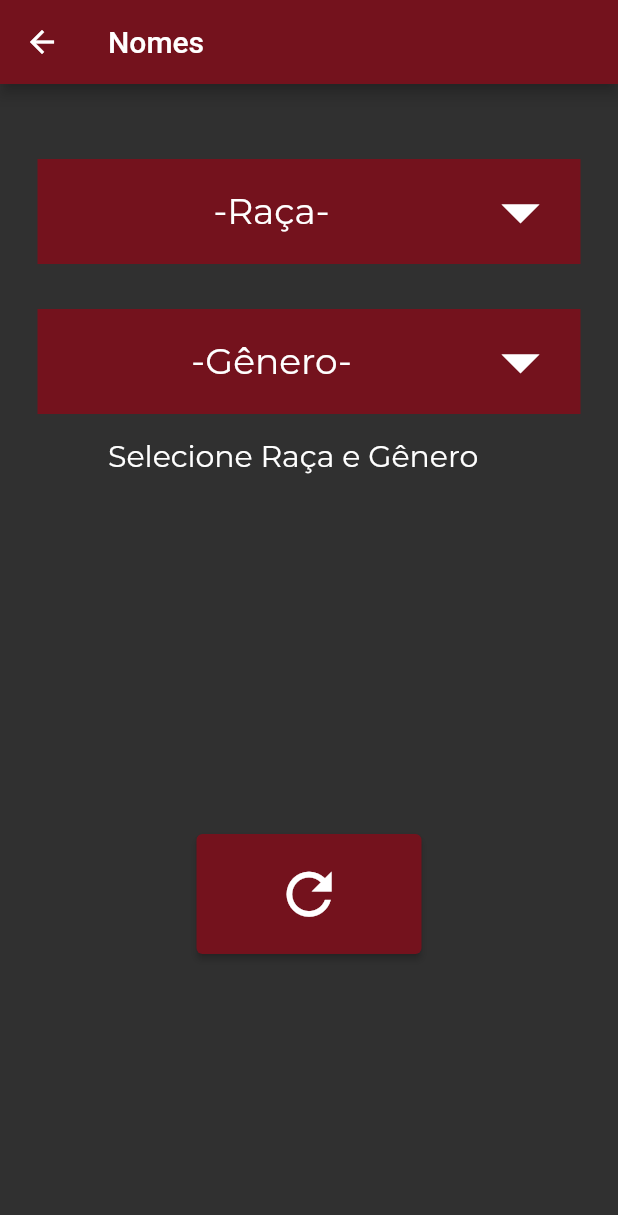
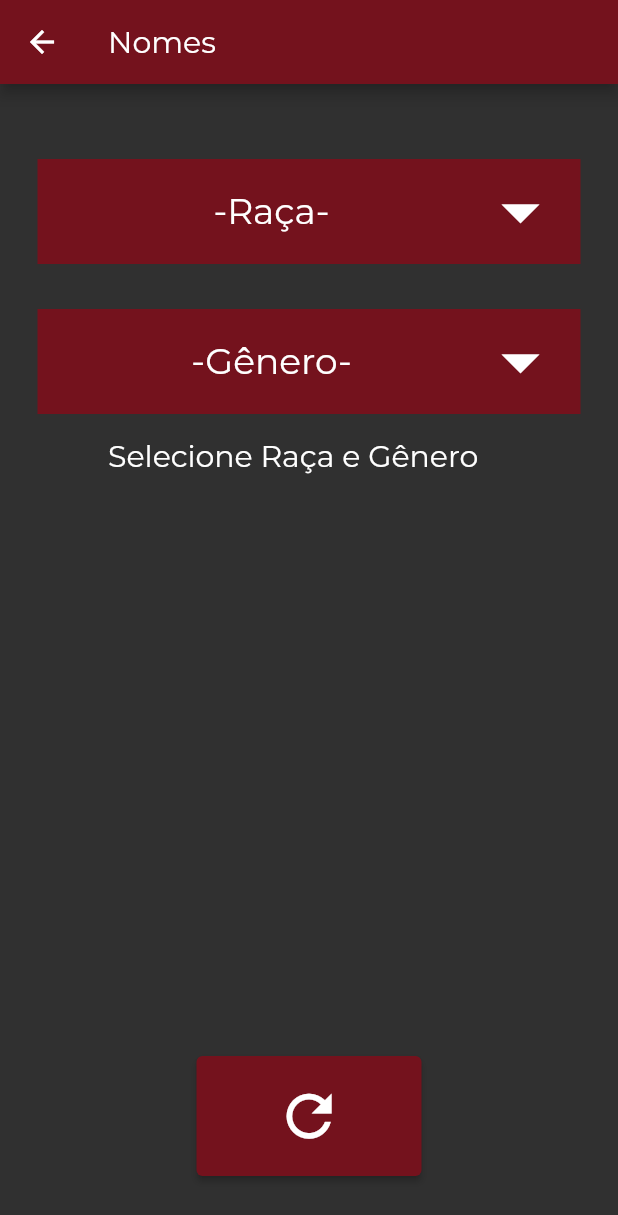
Before and after one commit to GabrielTorresTakahashi/RPGEnhancer, a Flutter app: the NameScreen screen opened directly, on a phone screen of 412 x 824 dp. Shown: the top 1215 px of the screen. Run offline on Flutter 3.47's test engine with Material 2 defaults, Android fonts, the light colour scheme and no system bars; our stand-ins replace font_awesome_flutter.

Commit message:
RPGEnhancer v1.0

```diff
--- a/enhancer/lib/screens/dice.dart
+++ b/enhancer/lib/screens/dice.dart
@@ -18,7 +18,7 @@ class _DiceScreenState extends State<DiceScreen> {
     return Scaffold(
       backgroundColor: Theme.of(context).colorScheme.background,
       appBar: AppBar(
-        title: const Text("Dados"),
+        title: Text("Dados", style: appBarText,),
       ),
       body: Column(
         children: [
--- a/enhancer/lib/screens/loot.dart
+++ b/enhancer/lib/screens/loot.dart
@@ -11,7 +11,7 @@ class LootScreen extends StatelessWidget {
     return Scaffold(
       backgroundColor: Theme.of(context).colorScheme.background,
       appBar: AppBar(
-        title: const Text("Tesouros"),
+        title: Text("Tesouros", style: appBarText,),
       ),
       body: const TreasureLevel(),
     );
--- a/enhancer/lib/screens/magic.dart
+++ b/enhancer/lib/screens/magic.dart
@@ -11,7 +11,7 @@ class MagicScreen extends StatelessWidget {
   Widget build(BuildContext context) {
     return Scaffold(
       appBar: AppBar(
-        title: const Text("Itens Mágicos"),
+        title: Text("Itens Mágicos", style: appBarText,),
       ),
       body: const MagicItemGenerator(),
       backgroundColor: Theme.of(context).colorScheme.background,
--- a/enhancer/lib/screens/names.dart
+++ b/enhancer/lib/screens/names.dart
@@ -10,7 +10,7 @@ class NameScreen extends StatelessWidget {
   Widget build(BuildContext context) {
     return Scaffold(
         backgroundColor: Theme.of(context).colorScheme.background,
-        appBar: AppBar(title: const Text("Nomes")),
+        appBar: AppBar(title: Text("Nomes", style: appBarText,)),
         body: const RaceSelector());
   }
 }
@@ -28,7 +28,7 @@ class _RaceSelectorState extends State<RaceSelector> {
 
   @override
   Widget build(BuildContext context) {
-    return ListView(
+    return Column(
       children: [
         //Raças
         Container(
@@ -105,9 +105,8 @@ class _RaceSelectorState extends State<RaceSelector> {
         NameGenerator(race: race, gender: gender),
         NameGenerator(race: race, gender: gender),
         NameGenerator(race: race, gender: gender),
-        Align(
-            alignment: Alignment.bottomCenter,
-            child: RefreshButton(setState: setState)),
+        const Expanded(child: SizedBox()),
+        RefreshButton(setState: setState),
       ],
     );
   }
```
